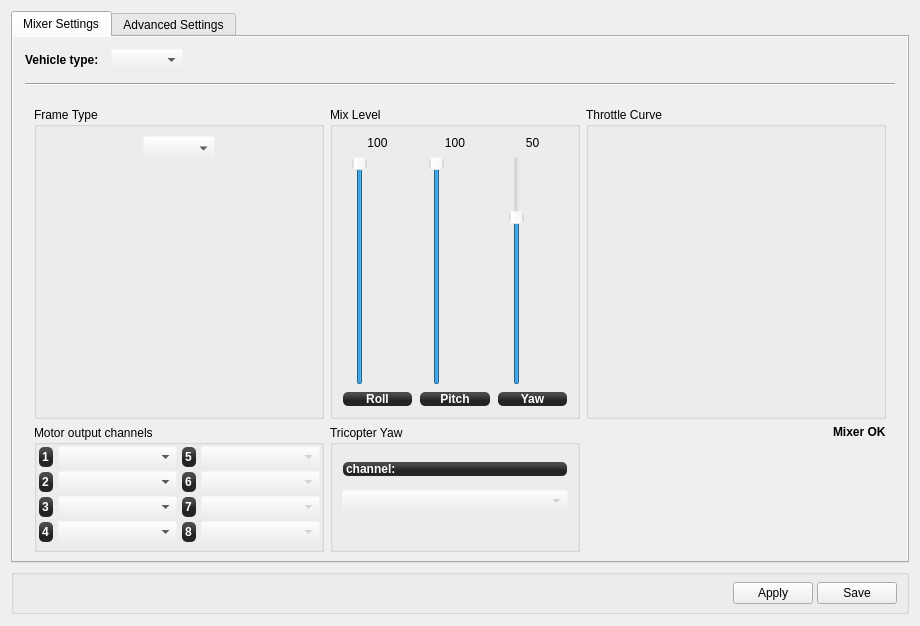
Old version of the form ground/openpilotgcs/src/plugins/config/airframe.ui in the repository openpilot/OpenPilot.
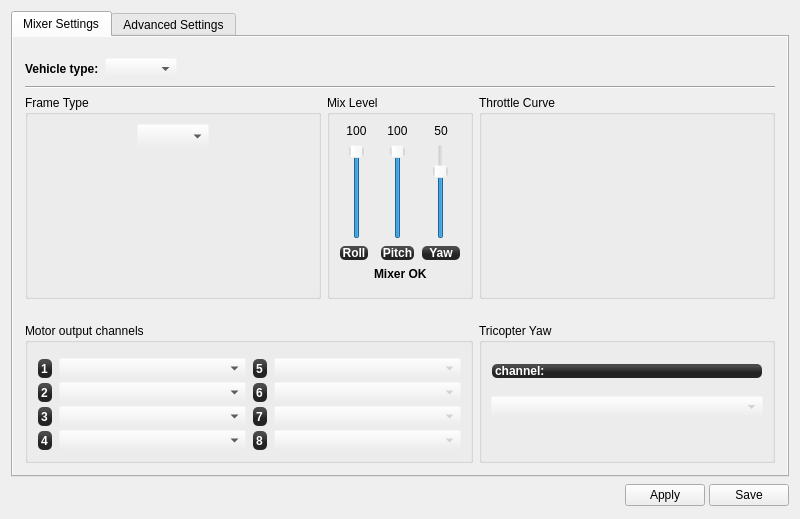
New version of the form. Icons and pictures are not drawn. Custom widgets are drawn as their Qt base class.

Commit message: almost done fixing any spacing isues, changed the font so its bigger, added some new stylesheet properties to linux and osx

```diff
--- a/ground/openpilotgcs/src/plugins/config/airframe.ui
+++ b/ground/openpilotgcs/src/plugins/config/airframe.ui
@@ -6,18 +6,15 @@
    <rect>
     <x>0</x>
     <y>0</y>
-    <width>920</width>
-    <height>626</height>
+    <width>800</width>
+    <height>519</height>
    </rect>
   </property>
   <property name="windowTitle">
    <string>Form</string>
   </property>
-  <layout class="QVBoxLayout" name="verticalLayout_10">
-   <property name="bottomMargin">
-    <number>12</number>
-   </property>
-   <item>
+  <layout class="QGridLayout" name="gridLayout_8">
+   <item row="0" column="0">
     <widget class="QTabWidget" name="tabWidget">
      <property name="currentIndex">
       <number>0</number>
@@ -29,20 +26,11 @@
       <attribute name="title">
        <string>Mixer Settings</string>
       </attribute>
-      <layout class="QVBoxLayout" name="verticalLayout_2" stretch="0">
-       <property name="leftMargin">
+      <layout class="QGridLayout" name="gridLayout_9">
+       <property name="margin">
         <number>12</number>
        </property>
-       <property name="topMargin">
-        <number>12</number>
-       </property>
-       <property name="rightMargin">
-        <number>12</number>
-       </property>
-       <property name="bottomMargin">
-        <number>0</number>
-       </property>
-       <item>
+       <item row="0" column="0">
         <widget class="QScrollArea" name="scrollArea">
          <property name="sizePolicy">
           <sizepolicy hsizetype="Preferred" vsizetype="Preferred">
@@ -134,15 +122,18 @@
            <rect>
             <x>0</x>
             <y>0</y>
-            <width>872</width>
-            <height>516</height>
+            <width>746</width>
+            <height>395</height>
            </rect>
           </property>
           <layout class="QVBoxLayout" name="verticalLayout">
-           <property name="spacing">
-            <number>12</number>
+           <property name="leftMargin">
+            <number>0</number>
            </property>
-           <property name="margin">
+           <property name="rightMargin">
+            <number>0</number>
+           </property>
+           <property name="bottomMargin">
             <number>0</number>
            </property>
            <item>
@@ -702,9 +693,27 @@
               </layout>
              </widget>
              <widget class="QWidget" name="multiRotor">
-              <layout class="QGridLayout" name="gridLayout_2">
+              <layout class="QGridLayout" name="gridLayout_7" columnstretch="1,0,1" columnminimumwidth="0,0,0">
+               <property name="verticalSpacing">
+                <number>24</number>
+               </property>
+               <property name="margin">
+                <number>0</number>
+               </property>
                <item row="0" column="0">
                 <widget class="QGroupBox" name="groupBox_10">
+                 <property name="minimumSize">
+                  <size>
+                   <width>10</width>
+                   <height>10</height>
+                  </size>
+                 </property>
+                 <property name="maximumSize">
+                  <size>
+                   <width>16777215</width>
+                   <height>16777215</height>
+                  </size>
+                 </property>
                  <property name="title">
                   <string>Frame Type</string>
                  </property>
@@ -721,7 +730,7 @@
                       </property>
                       <property name="sizeHint" stdset="0">
                        <size>
-                        <width>40</width>
+                        <width>10</width>
                         <height>13</height>
                        </size>
                       </property>
@@ -737,7 +746,7 @@
                       </property>
                       <property name="minimumSize">
                        <size>
-                        <width>45</width>
+                        <width>25</width>
                         <height>25</height>
                        </size>
                       </property>
@@ -759,7 +768,7 @@
                       </property>
                       <property name="sizeHint" stdset="0">
                        <size>
-                        <width>40</width>
+                        <width>10</width>
                         <height>13</height>
                        </size>
                       </property>
@@ -793,8 +802,8 @@
                     </property>
                     <property name="minimumSize">
                      <size>
-                      <width>120</width>
-                      <height>120</height>
+                      <width>10</width>
+                      <height>10</height>
                      </size>
                     </property>
                     <property name="styleSheet">
@@ -831,19 +840,17 @@
                 <widget class="QGroupBox" name="groupBox_9">
                  <property name="maximumSize">
                   <size>
-                   <width>250</width>
+                   <width>16777215</width>
                    <height>16777215</height>
                   </size>
                  </property>
                  <property name="title">
                   <string>Mix Level</string>
                  </property>
-                 <layout class="QHBoxLayout" name="horizontalLayout_5">
-                  <item>
-                   <layout class="QHBoxLayout" name="horizontalLayout_19">
-                    <item>
-                     <layout class="QVBoxLayout" name="verticalLayout_22">
-                      <item>
+                 <layout class="QGridLayout" name="gridLayout_2">
+                  <item row="0" column="0">
+                   <layout class="QGridLayout" name="gridLayout_3">
+                    <item row="0" column="0">
                        <widget class="QLabel" name="mrRollMixValue">
                         <property name="minimumSize">
                          <size>
@@ -859,7 +866,7 @@
                         </property>
                        </widget>
                       </item>
-                      <item>
+                    <item row="1" column="0">
                        <widget class="QSlider" name="mrRollMixLevel">
                         <property name="minimumSize">
                          <size>
@@ -882,8 +889,26 @@
                         </property>
                        </widget>
                       </item>
-                      <item>
+                    <item row="2" column="0">
                        <widget class="QLabel" name="label_42">
+                      <property name="sizePolicy">
+                       <sizepolicy hsizetype="Minimum" vsizetype="Preferred">
+                        <horstretch>0</horstretch>
+                        <verstretch>0</verstretch>
+                       </sizepolicy>
+                      </property>
+                      <property name="minimumSize">
+                       <size>
+                        <width>30</width>
+                        <height>0</height>
+                       </size>
+                      </property>
+                      <property name="maximumSize">
+                       <size>
+                        <width>30</width>
+                        <height>16777215</height>
+                       </size>
+                      </property>
                         <property name="styleSheet">
                          <string notr="true">background-color: qlineargradient(spread:reflect, x1:0.507, y1:0, x2:0.507, y2:0.772, stop:0.208955 rgba(74, 74, 74, 255), stop:0.78607 rgba(36, 36, 36, 255));
 color: rgb(255, 255, 255);
@@ -901,9 +926,9 @@
                       </item>
                      </layout>
                     </item>
-                    <item>
-                     <layout class="QVBoxLayout" name="verticalLayout_23">
-                      <item>
+                  <item row="0" column="1">
+                   <layout class="QGridLayout" name="gridLayout_4">
+                    <item row="0" column="0">
                        <widget class="QLabel" name="mrPitchMixValue">
                         <property name="minimumSize">
                          <size>
@@ -919,7 +944,7 @@
                         </property>
                        </widget>
                       </item>
-                      <item>
+                    <item row="1" column="0">
                        <widget class="QSlider" name="mrPitchMixLevel">
                         <property name="minimumSize">
                          <size>
@@ -942,7 +967,7 @@
                         </property>
                        </widget>
                       </item>
-                      <item>
+                    <item row="2" column="0">
                        <widget class="QLabel" name="label_40">
                         <property name="styleSheet">
                          <string notr="true">background-color: qlineargradient(spread:reflect, x1:0.507, y1:0, x2:0.507, y2:0.772, stop:0.208955 rgba(74, 74, 74, 255), stop:0.78607 rgba(36, 36, 36, 255));
@@ -961,9 +986,9 @@
                       </item>
                      </layout>
                     </item>
-                    <item>
-                     <layout class="QVBoxLayout" name="verticalLayout_21">
-                      <item>
+                  <item row="0" column="2">
+                   <layout class="QGridLayout" name="gridLayout_5">
+                    <item row="0" column="0">
                        <widget class="QLabel" name="mrYawMixValue">
                         <property name="minimumSize">
                          <size>
@@ -979,7 +1004,7 @@
                         </property>
                        </widget>
                       </item>
-                      <item>
+                    <item row="1" column="0">
                        <widget class="QSlider" name="mrYawMixLevel">
                         <property name="minimumSize">
                          <size>
@@ -1005,7 +1030,7 @@
                         </property>
                        </widget>
                       </item>
-                      <item>
+                    <item row="2" column="0">
                        <widget class="QLabel" name="label_6">
                         <property name="autoFillBackground">
                          <bool>false</bool>
@@ -1027,6 +1052,56 @@
                       </item>
                      </layout>
                     </item>
+                  <item row="1" column="0" colspan="3">
+                   <layout class="QHBoxLayout" name="horizontalLayout_6">
+                    <item>
+                     <spacer name="horizontalSpacer_6">
+                      <property name="orientation">
+                       <enum>Qt::Horizontal</enum>
+                      </property>
+                      <property name="sizeHint" stdset="0">
+                       <size>
+                        <width>10</width>
+                        <height>20</height>
+                       </size>
+                      </property>
+                     </spacer>
+                    </item>
+                    <item>
+                     <widget class="QLabel" name="mrStatusLabel">
+                      <property name="sizePolicy">
+                       <sizepolicy hsizetype="Fixed" vsizetype="Preferred">
+                        <horstretch>0</horstretch>
+                        <verstretch>0</verstretch>
+                       </sizepolicy>
+                      </property>
+                      <property name="font">
+                       <font>
+                        <weight>75</weight>
+                        <bold>true</bold>
+                       </font>
+                      </property>
+                      <property name="text">
+                       <string>Mixer OK</string>
+                      </property>
+                      <property name="alignment">
+                       <set>Qt::AlignLeading|Qt::AlignLeft|Qt::AlignTop</set>
+                      </property>
+                     </widget>
+                    </item>
+                    <item>
+                     <spacer name="horizontalSpacer_9">
+                      <property name="orientation">
+                       <enum>Qt::Horizontal</enum>
+                      </property>
+                      <property name="sizeHint" stdset="0">
+                       <size>
+                        <width>10</width>
+                        <height>20</height>
+                       </size>
+                      </property>
+                     </spacer>
+                    </item>
                    </layout>
                   </item>
                  </layout>
@@ -1042,8 +1117,14 @@
                  </property>
                  <property name="minimumSize">
                   <size>
-                   <width>300</width>
-                   <height>300</height>
+                   <width>10</width>
+                   <height>10</height>
+                  </size>
+                 </property>
+                 <property name="maximumSize">
+                  <size>
+                   <width>16777215</width>
+                   <height>16777215</height>
                   </size>
                  </property>
                  <property name="title">
@@ -1060,8 +1141,8 @@
                     </property>
                     <property name="minimumSize">
                      <size>
-                      <width>0</width>
-                      <height>0</height>
+                      <width>10</width>
+                      <height>10</height>
                      </size>
                     </property>
                     <property name="sizeIncrement">
@@ -1084,7 +1165,7 @@
                  </layout>
                 </widget>
                </item>
-               <item row="1" column="0">
+               <item row="1" column="0" colspan="2">
                 <widget class="QGroupBox" name="groupBox">
                  <property name="sizePolicy">
                   <sizepolicy hsizetype="Preferred" vsizetype="Maximum">
@@ -1095,29 +1176,14 @@
                  <property name="minimumSize">
                   <size>
                    <width>0</width>
-                   <height>124</height>
+                   <height>140</height>
                   </size>
                  </property>
                  <property name="title">
                   <string>Motor output channels</string>
                  </property>
-                 <layout class="QHBoxLayout" name="horizontalLayout_10">
-                  <property name="spacing">
-                   <number>4</number>
-                  </property>
-                  <property name="leftMargin">
-                   <number>1</number>
-                  </property>
-                  <property name="topMargin">
-                   <number>1</number>
-                  </property>
-                  <property name="rightMargin">
-                   <number>1</number>
-                  </property>
-                  <property name="bottomMargin">
-                   <number>6</number>
-                  </property>
-                  <item>
+                 <layout class="QGridLayout" name="gridLayout_6">
+                  <item row="1" column="0">
                    <layout class="QFormLayout" name="formLayout_2">
                     <property name="sizeConstraint">
                      <enum>QLayout::SetMaximumSize</enum>
@@ -1214,7 +1280,7 @@
                     </item>
                    </layout>
                   </item>
-                  <item>
+                  <item row="1" column="1">
                    <layout class="QFormLayout" name="formLayout_4">
                     <property name="sizeConstraint">
                      <enum>QLayout::SetMaximumSize</enum>
@@ -1329,10 +1395,26 @@
                     </item>
                    </layout>
                   </item>
+                  <item row="0" column="0">
+                   <spacer name="verticalSpacer_8">
+                    <property name="orientation">
+                     <enum>Qt::Vertical</enum>
+                    </property>
+                    <property name="sizeType">
+                     <enum>QSizePolicy::Fixed</enum>
+                    </property>
+                    <property name="sizeHint" stdset="0">
+                     <size>
+                      <width>20</width>
+                      <height>6</height>
+                     </size>
+                    </property>
+                   </spacer>
+                  </item>
                  </layout>
                 </widget>
                </item>
-               <item row="1" column="1">
+               <item row="1" column="2">
                 <widget class="QGroupBox" name="groupBox_11">
                  <property name="sizePolicy">
                   <sizepolicy hsizetype="Preferred" vsizetype="Minimum">
@@ -1348,7 +1430,7 @@
                  </property>
                  <property name="maximumSize">
                   <size>
-                   <width>250</width>
+                   <width>16777215</width>
                    <height>16777215</height>
                   </size>
                  </property>
@@ -1420,45 +1502,6 @@
                  </layout>
                 </widget>
                </item>
-               <item row="1" column="2">
-                <layout class="QHBoxLayout" name="horizontalLayout_6">
-                 <item>
-                  <spacer name="horizontalSpacer_6">
-                   <property name="orientation">
-                    <enum>Qt::Horizontal</enum>
-                   </property>
-                   <property name="sizeHint" stdset="0">
-                    <size>
-                     <width>40</width>
-                     <height>20</height>
-                    </size>
-                   </property>
-                  </spacer>
-                 </item>
-                 <item>
-                  <widget class="QLabel" name="mrStatusLabel">
-                   <property name="sizePolicy">
-                    <sizepolicy hsizetype="Fixed" vsizetype="Preferred">
-                     <horstretch>0</horstretch>
-                     <verstretch>0</verstretch>
-                    </sizepolicy>
-                   </property>
-                   <property name="font">
-                    <font>
-                     <weight>75</weight>
-                     <bold>true</bold>
-                    </font>
-                   </property>
-                   <property name="text">
-                    <string>Mixer OK</string>
-                   </property>
-                   <property name="alignment">
-                    <set>Qt::AlignLeading|Qt::AlignLeft|Qt::AlignTop</set>
-                   </property>
-                  </widget>
-                 </item>
-                </layout>
-               </item>
               </layout>
              </widget>
              <widget class="QWidget" name="ccpmHeli">
@@ -3090,42 +3133,11 @@
      </widget>
     </widget>
    </item>
-   <item>
-    <widget class="QGroupBox" name="groupBox_8">
-     <property name="sizePolicy">
-      <sizepolicy hsizetype="Preferred" vsizetype="Maximum">
-       <horstretch>0</horstretch>
-       <verstretch>0</verstretch>
-      </sizepolicy>
-     </property>
-     <property name="minimumSize">
-      <size>
-       <width>0</width>
-       <height>45</height>
-      </size>
-     </property>
-     <property name="maximumSize">
-      <size>
-       <width>16777215</width>
-       <height>45</height>
-      </size>
-     </property>
-     <property name="title">
-      <string/>
-     </property>
+   <item row="1" column="0">
      <layout class="QHBoxLayout" name="horizontalLayout_2">
       <property name="spacing">
        <number>4</number>
       </property>
-      <property name="leftMargin">
-       <number>12</number>
-      </property>
-      <property name="topMargin">
-       <number>0</number>
-      </property>
-      <property name="bottomMargin">
-       <number>0</number>
-      </property>
       <item>
        <spacer name="horizontalSpacer_10">
         <property name="orientation">
@@ -3133,8 +3145,8 @@
         </property>
         <property name="sizeHint" stdset="0">
          <size>
-          <width>607</width>
-          <height>13</height>
+         <width>5</width>
+         <height>25</height>
          </size>
         </property>
        </spacer>
@@ -3150,7 +3162,7 @@
         <property name="maximumSize">
          <size>
           <width>25</width>
-          <height>26</height>
+         <height>25</height>
          </size>
         </property>
         <property name="toolTip">
@@ -3195,7 +3207,6 @@
        </widget>
       </item>
      </layout>
-    </widget>
    </item>
   </layout>
  </widget>
```
Left out of the diff: 16 changed lines with no effect on the pictures. Lines whose indentation alone changed are shown as unchanged. The commit also changes 13 other files.
